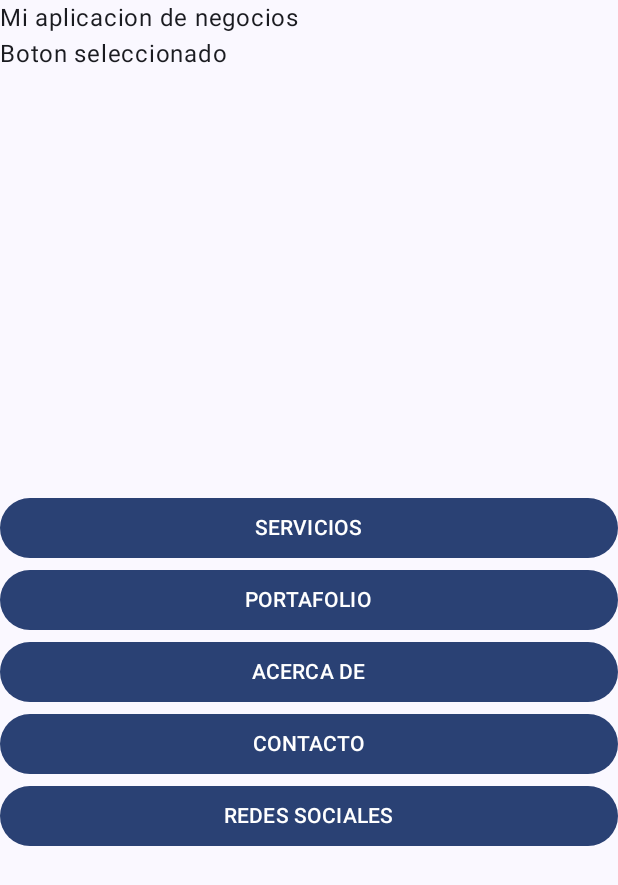
After one commit to judithmarg/app-movil-basic, an Android app built with Jetpack Compose: the BusinessActivity screen opened directly, with no data from a screen before it, on a phone screen of 412 x 824 dp. The commit adds this screen. Shown: the top 885 px of the screen. Run offline under Robolectric (Android 15) with nearby library versions, the phone set to English and light mode, and no system bars.

Commit message:
add buttons complete guide4

```diff
--- /dev/null
+++ b/app/src/main/java/com/example/myapplication/BusinessActivity.kt
@@ -0,0 +1,84 @@
+package com.example.myapplication
+
+import android.os.Bundle
+import androidx.activity.ComponentActivity
+import androidx.activity.compose.setContent
+import androidx.activity.enableEdgeToEdge
+import androidx.compose.foundation.layout.Arrangement
+import androidx.compose.foundation.layout.Box
+import androidx.compose.foundation.layout.Column
+import androidx.compose.foundation.layout.fillMaxSize
+import androidx.compose.foundation.layout.fillMaxWidth
+import androidx.compose.foundation.layout.padding
+import androidx.compose.material3.Button
+import androidx.compose.material3.Scaffold
+import androidx.compose.material3.Text
+import androidx.compose.runtime.Composable
+import androidx.compose.runtime.getValue
+import androidx.compose.runtime.mutableStateOf
+import androidx.compose.runtime.remember
+import androidx.compose.runtime.setValue
+import androidx.compose.ui.Alignment
+import androidx.compose.ui.Modifier
+import androidx.compose.ui.res.stringResource
+import com.example.myapplication.ui.theme.AppTheme
+
+class BusinessActivity : ComponentActivity() {
+    override fun onCreate(savedInstanceState: Bundle?) {
+        super.onCreate(savedInstanceState)
+        enableEdgeToEdge()
+        setContent {
+            AppTheme {
+                businessUI()
+            }
+        }
+    }
+
+    @Composable
+    fun businessUI() {
+        var buttonName by remember { mutableStateOf("") }
+        Scaffold (
+            modifier = Modifier.fillMaxSize()
+        ){
+            paddingValues ->
+            Column (
+                modifier = Modifier.padding(paddingValues)
+            ){
+                Box(modifier = Modifier.fillMaxWidth()) {
+                    Column {
+                        Text(
+                            modifier = Modifier.fillMaxWidth(),
+                            text = stringResource(id = R.string.business_title))
+                        Text(text = "Boton seleccionado")
+                        Text(text = buttonName)
+                    }
+                }
+                Box(modifier = Modifier.fillMaxWidth()) {
+                    Column (
+                        Modifier.fillMaxSize(),
+                        horizontalAlignment = Alignment.CenterHorizontally,
+                        verticalArrangement = Arrangement.Center
+                    ) {
+                        val list = listOf(
+                            "SERVICIOS",
+                            "PORTAFOLIO",
+                            "ACERCA DE",
+                            "CONTACTO",
+                            "REDES SOCIALES"
+                        )
+                        repeat(list.size) {
+                            Button(
+                                modifier = Modifier.fillMaxWidth(),
+                                onClick = { buttonName = list[it] }
+                            ) {
+                                Text(text = list[it])
+                            }
+                        }
+
+                    }
+                }
+
+            }
+        }
+    }
+}
--- a/app/src/main/res/values/strings.xml
+++ b/app/src/main/res/values/strings.xml
@@ -10,4 +10,9 @@
     <string name="title_activity_layout_counter">LayoutCounterActivity</string>
     <string name="title_activity_cour_counter">CourCounterActivity</string>
     <string name="title_activity_flow">FlowActivity</string>
+    <string name="title_activity_background_color">BackgroundColorActivity</string>
+    <string name="btn_yellow">Amarillo</string>
+    <string name="btn_blue">Azul</string>
+    <string name="title_activity_business">BusinessActivity</string>
+    <string name="business_title">Mi aplicacion de negocios</string>
 </resources>
```
Also changed, not shown: app/src/main/AndroidManifest.xml (+26 -4 lines), app/src/main/java/com/example/myapplication/BackgroundColorActivity.kt (added, +72 -0 lines), 1 other file.
